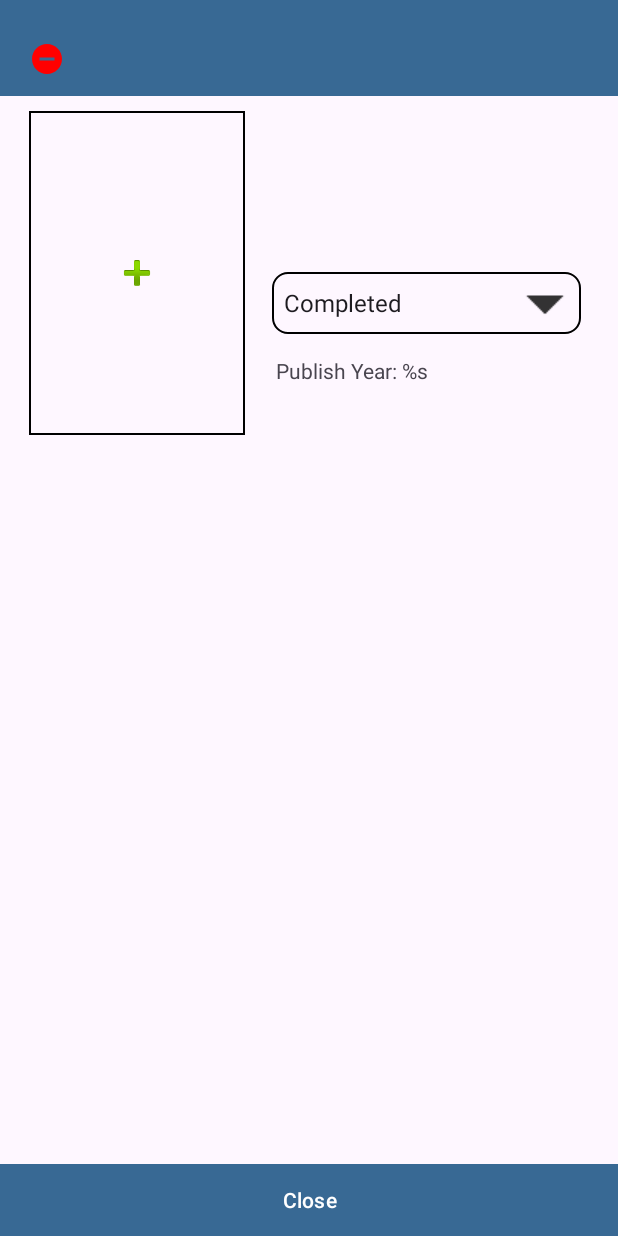
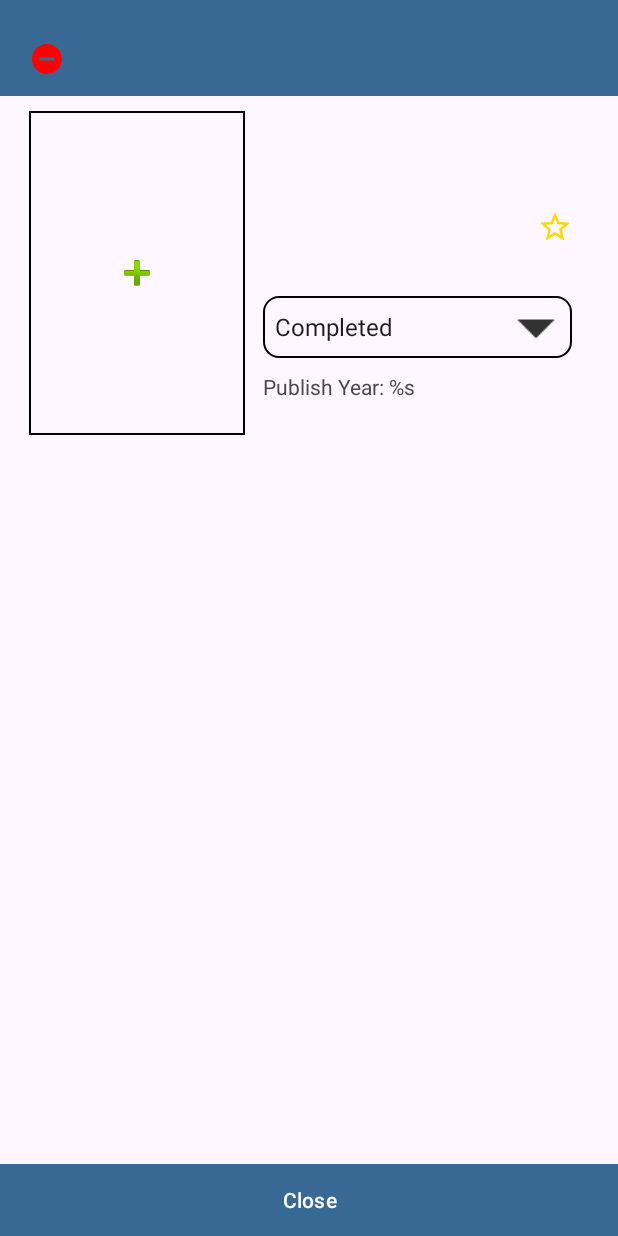
Before and after one commit to dogtoot/BookTracker, an Android app: the BookDescriptionActivity screen opened directly, with no data from a screen before it, on a phone screen of 412 x 824 dp. Run offline under Robolectric (Android 15) with nearby library versions, the phone set to English and light mode, and no system bars; 7 statements that could not run were skipped.

Commit message:
Added confirmation for deleting books.

```diff
--- a/app/src/main/java/com/cj186/booktracker/bookdescription/BookDescriptionActivity.java
+++ b/app/src/main/java/com/cj186/booktracker/bookdescription/BookDescriptionActivity.java
@@ -45,6 +45,8 @@ public class BookDescriptionActivity extends AppCompatActivity {
         Intent intent = getIntent();
         book = intent.getParcelableExtra("book_obj");
 
+        boolean storedFavoriteValue = book != null && book.isFavorite();
+
         ImageView cover = findViewById(R.id.book_cover);
         TextView title = findViewById(R.id.title);
         TextView author = findViewById(R.id.author);
@@ -68,18 +70,37 @@ public class BookDescriptionActivity extends AppCompatActivity {
 
         Button closeBtn = findViewById(R.id.close_btn);
         ImageButton deleteBtn = findViewById(R.id.remove_book_btn);
+        ImageButton favoriteBtn = findViewById(R.id.favorite_btn);
         deleteBtn.setOnClickListener(v -> {
-            // Check if user is certain
-            SQLHandler.removeBook(book.getId());
-            finish();
+            ConfirmDeleteFragment confirmDeleteFragment = new ConfirmDeleteFragment(book.getTitle());
+            confirmDeleteFragment.setOnConfirmationListener(result ->{
+                if(result){
+                    SQLHandler.removeBook(book.getId());
+                    finish();
+                }
+            });
+            confirmDeleteFragment.show(getSupportFragmentManager(), "confirmDialog");
         });
 
         closeBtn.setOnClickListener(i -> {
             if(!status.getSelectedItem().equals(book.getStatus().getLabel()))
                 SQLHandler.updateBook(book.getId(), Status.fromLabel(status.getSelectedItem().toString()));
-            //if(!status.getSelectedItem().equals(book.getStatus().getLabel()))
-            //    SQLHandler.updateBook(book.getId(), book.isFavorite());
+            if(!book.isFavorite() == storedFavoriteValue)
+                SQLHandler.updateBook(book.getId(), book.isFavorite());
             finish();
+        });
+
+        if(storedFavoriteValue)
+            favoriteBtn.setImageResource(R.drawable.filled_star);
+        else
+            favoriteBtn.setImageResource(R.drawable.unfilled_star);
+
+        favoriteBtn.setOnClickListener(i ->{
+            book.setFavoriteStatus(!book.isFavorite());
+            if(book.isFavorite())
+                favoriteBtn.setImageResource(R.drawable.filled_star);
+            else
+                favoriteBtn.setImageResource(R.drawable.unfilled_star);
         });
     }
 }
--- /dev/null
+++ b/app/src/main/res/drawable/filled_star.xml
@@ -0,0 +1,5 @@
+<vector xmlns:android="http://schemas.android.com/apk/res/android" android:height="24dp" android:tint="#FFD700" android:viewportHeight="24" android:viewportWidth="24" android:width="24dp">
+
+    <path android:fillColor="@android:color/white" android:pathData="M12,17.27L18.18,21l-1.64,-7.03L22,9.24l-7.19,-0.61L12,2 9.19,8.63 2,9.24l5.46,4.73L5.82,21z"/>
+
+</vector>
--- /dev/null
+++ b/app/src/main/res/drawable/unfilled_star.xml
@@ -0,0 +1,5 @@
+<vector xmlns:android="http://schemas.android.com/apk/res/android" android:height="24dp" android:tint="#FFD700" android:viewportHeight="24" android:viewportWidth="24" android:width="24dp">
+
+    <path android:fillColor="@android:color/white" android:pathData="M22,9.24l-7.19,-0.62L12,2 9.19,8.63 2,9.24l5.46,4.73L5.82,21 12,17.27 18.18,21l-1.63,-7.03L22,9.24zM12,15.4l-3.76,2.27 1,-4.28 -3.32,-2.88 4.38,-0.38L12,6.1l1.71,4.04 4.38,0.38 -3.32,2.88 1,4.28L12,15.4z"/>
+
+</vector>
--- a/app/src/main/res/layout/activity_book_description.xml
+++ b/app/src/main/res/layout/activity_book_description.xml
@@ -24,14 +24,14 @@
         android:id="@+id/close_btn"
         android:layout_width="match_parent"
         android:layout_height="wrap_content"
+        android:background="@drawable/square_button"
+        android:text="@string/close"
         app:layout_constraintBottom_toBottomOf="parent"
         app:layout_constraintEnd_toEndOf="parent"
         app:layout_constraintHorizontal_bias="0.0"
         app:layout_constraintStart_toStartOf="parent"
         app:layout_constraintTop_toTopOf="parent"
-        app:layout_constraintVertical_bias="1.0"
-        android:background="@drawable/square_button"
-        android:text="@string/close"/>
+        app:layout_constraintVertical_bias="1.0" />
 
     <ImageView
         android:id="@+id/book_cover"
@@ -48,82 +48,110 @@
         app:layout_constraintVertical_bias="0.02"
         app:layout_constraintWidth_percent=".35" />
 
+    <androidx.constraintlayout.widget.Guideline
+        android:id="@+id/guideline"
+        android:layout_width="wrap_content"
+        android:layout_height="wrap_content"
+        android:orientation="horizontal"
+        app:layout_constraintGuide_percent="0.085" />
+
     <TextView
         android:id="@+id/title"
-        android:layout_width="wrap_content"
+        android:layout_width="0dp"
         android:layout_height="wrap_content"
-        android:textSize="14sp"
-        app:layout_constraintBottom_toTopOf="@+id/close_btn"
+        android:layout_marginStart="12dp"
+        android:ellipsize="end"
+        android:maxLines="3"
+        android:textSize="16sp"
+        app:layout_constrainedHeight="true"
+        app:layout_constraintBottom_toTopOf="@+id/isbn"
         app:layout_constraintEnd_toEndOf="parent"
-        app:layout_constraintHorizontal_bias="0.126"
+        app:layout_constraintHorizontal_bias="0.0"
         app:layout_constraintStart_toEndOf="@+id/book_cover"
-        app:layout_constraintTop_toBottomOf="@+id/toolbar"
-        app:layout_constraintVertical_bias="0.025" />
+        app:layout_constraintTop_toTopOf="@+id/guideline"
+        app:layout_constraintVertical_bias="0.0" />
 
     <TextView
         android:id="@+id/isbn"
         android:layout_width="wrap_content"
         android:layout_height="wrap_content"
+        android:layout_marginStart="12dp"
         android:textSize="14sp"
         app:layout_constraintBottom_toTopOf="@+id/close_btn"
         app:layout_constraintEnd_toEndOf="parent"
-        app:layout_constraintHorizontal_bias="0.128"
+        app:layout_constraintHorizontal_bias="0.0"
         app:layout_constraintStart_toEndOf="@+id/book_cover"
         app:layout_constraintTop_toBottomOf="@+id/toolbar"
-        app:layout_constraintVertical_bias="0.075" />
+        app:layout_constraintVertical_bias="0.109" />
+
+    <ImageButton
+        android:id="@+id/favorite_btn"
+        android:layout_width="wrap_content"
+        android:layout_height="wrap_content"
+        android:background="@null"
+        android:src="@drawable/filled_star"
+        app:layout_constraintBottom_toBottomOf="parent"
+        app:layout_constraintEnd_toEndOf="parent"
+        app:layout_constraintHorizontal_bias="0.866"
+        app:layout_constraintStart_toEndOf="@+id/book_cover"
+        app:layout_constraintTop_toBottomOf="@+id/toolbar"
+        app:layout_constraintVertical_bias="0.102" />
 
     <TextView
         android:id="@+id/author"
-        android:layout_width="wrap_content"
+        android:layout_width="0dp"
         android:layout_height="wrap_content"
+        android:layout_marginStart="12dp"
         android:textSize="14sp"
         app:layout_constraintBottom_toTopOf="@+id/close_btn"
         app:layout_constraintEnd_toEndOf="parent"
-        app:layout_constraintHorizontal_bias="0.141"
+        app:layout_constraintHorizontal_bias="0.0"
         app:layout_constraintStart_toEndOf="@+id/book_cover"
         app:layout_constraintTop_toBottomOf="@+id/toolbar"
-        app:layout_constraintVertical_bias="0.125" />
+        app:layout_constraintVertical_bias="0.153" />
 
     <Spinner
         android:id="@+id/status_dropdown"
         android:layout_width="0dp"
         android:layout_height="0dp"
+        android:layout_marginStart="12dp"
         android:background="@drawable/dropdown"
         app:layout_constraintBottom_toTopOf="@+id/close_btn"
         app:layout_constraintEnd_toEndOf="parent"
         app:layout_constraintHeight_percent=".05"
-        app:layout_constraintHorizontal_bias="0.422"
+        app:layout_constraintHorizontal_bias="0.0"
         app:layout_constraintStart_toEndOf="@+id/book_cover"
         app:layout_constraintTop_toBottomOf="@+id/toolbar"
-        app:layout_constraintVertical_bias="0.175"
+        app:layout_constraintVertical_bias="0.199"
         app:layout_constraintWidth_percent=".5" />
 
     <TextView
         android:id="@+id/publish_year"
-        android:layout_width="wrap_content"
+        android:layout_width="0dp"
         android:layout_height="wrap_content"
+        android:layout_marginStart="12dp"
         android:text="@string/publish_year_s"
         android:textSize="14sp"
         app:layout_constraintBottom_toTopOf="@+id/close_btn"
         app:layout_constraintEnd_toEndOf="parent"
-        app:layout_constraintHorizontal_bias="0.141"
+        app:layout_constraintHorizontal_bias="0.0"
         app:layout_constraintStart_toEndOf="@+id/book_cover"
         app:layout_constraintTop_toBottomOf="@+id/toolbar"
-        app:layout_constraintVertical_bias="0.250" />
+        app:layout_constraintVertical_bias="0.266" />
 
     <TextView
         android:id="@+id/description"
         android:layout_width="0dp"
         android:layout_height="wrap_content"
+        android:autoLink="web"
         android:gravity="start|top"
         app:layout_constraintBottom_toTopOf="@+id/close_btn"
         app:layout_constraintEnd_toEndOf="parent"
         app:layout_constraintHorizontal_bias="0.513"
         app:layout_constraintStart_toStartOf="parent"
         app:layout_constraintTop_toBottomOf="@+id/book_cover"
-        app:layout_constraintWidth_percent=".91"
         app:layout_constraintVertical_bias=".05"
-        android:autoLink="web"/>
+        app:layout_constraintWidth_percent=".91" />
 
     <ImageButton
         android:id="@+id/remove_book_btn"
```
Also changed, not shown: app/src/main/java/com/cj186/booktracker/bookdescription/ConfirmDeleteFragment.java (added, +44 -0 lines).
